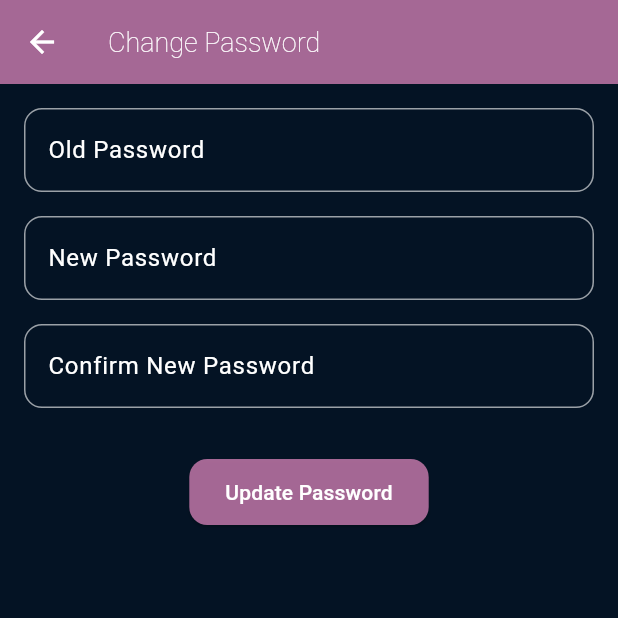
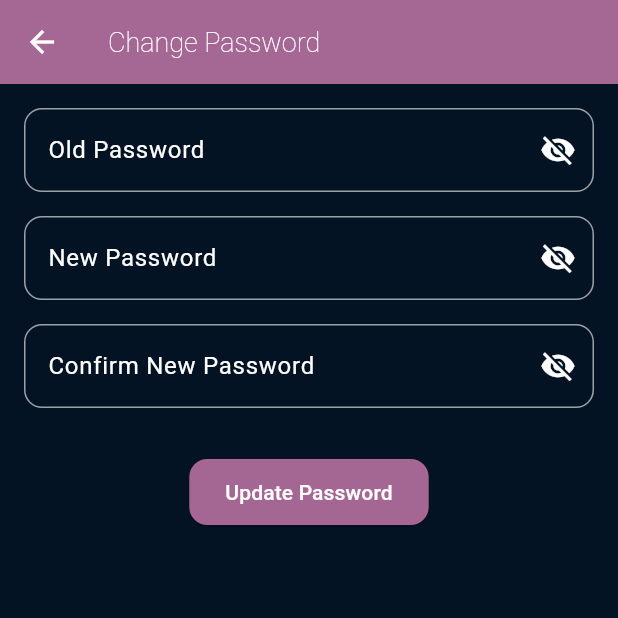
Before and after one commit to Sinthiha/flutter_ecommerce_app1, a Flutter app: the ChangePasswordPage screen opened by its route, on a phone screen of 412 x 824 dp, the top half of it. Run offline on Flutter 3.47's test engine with Material 3 defaults, Android fonts, the phone set to English and light mode, and no system bars; our stand-ins replace supabase_flutter; accounts and stored records are empty; network calls fail.

Commit message:
Updated profile, password, email, and settings pages

```diff
--- a/lib/pages/change_password_page.dart
+++ b/lib/pages/change_password_page.dart
@@ -1,4 +1,7 @@
+// ignore_for_file: deprecated_member_use
+
 import 'package:flutter/material.dart';
+import 'package:supabase_flutter/supabase_flutter.dart';
 
 class ChangePasswordPage extends StatefulWidget {
   const ChangePasswordPage({super.key});
@@ -10,33 +13,90 @@ class ChangePasswordPage extends StatefulWidget {
 class _ChangePasswordPageState extends State<ChangePasswordPage> {
   final TextEditingController _oldPasswordController = TextEditingController();
   final TextEditingController _newPasswordController = TextEditingController();
-  final TextEditingController _confirmPasswordController = TextEditingController();
+  final TextEditingController _confirmPasswordController =
+      TextEditingController();
 
-  void _changePassword() {
-    if (_newPasswordController.text != _confirmPasswordController.text) {
+  final _supabase = Supabase.instance.client;
+  bool _isLoading = false;
+
+  bool _showOldPassword = false;
+  bool _showNewPassword = false;
+  bool _showConfirmPassword = false;
+
+  @override
+  void dispose() {
+    _oldPasswordController.dispose();
+    _newPasswordController.dispose();
+    _confirmPasswordController.dispose();
+    super.dispose();
+  }
+
+  Future<void> _changePassword() async {
+    final oldPassword = _oldPasswordController.text.trim();
+    final newPassword = _newPasswordController.text.trim();
+    final confirmPassword = _confirmPasswordController.text.trim();
+
+    if (newPassword != confirmPassword) {
+      if (!mounted) return;
       ScaffoldMessenger.of(context).showSnackBar(
-        const SnackBar(
-          content: Text("Passwords don't match!"),
-          backgroundColor: Color.fromARGB(255, 182, 113, 161),
-        ),
+        const SnackBar(content: Text("Passwords don't match!")),
       );
       return;
     }
 
-    // Implement your password change logic here
+    setState(() {
+      _isLoading = true;
+    });
+
+    try {
+      final currentUser = _supabase.auth.currentUser;
+      if (currentUser == null) throw 'No user logged in!';
+
+      final reAuthResponse = await _supabase.auth.signInWithPassword(
+        email: currentUser.email!,
+        password: oldPassword,
+      );
+
+      if (reAuthResponse.user == null) throw 'Old password is incorrect!';
+
+      final updateResponse =
+          await _supabase.auth.updateUser(UserAttributes(password: newPassword));
+
+      if (updateResponse.user != null) {
+        if (!mounted) return;
         ScaffoldMessenger.of(context).showSnackBar(
           const SnackBar(
-        content: Text("Password changed successfully!"),
+            content: Text(
+                "Password changed successfully! Please log in again."),
             backgroundColor: Color.fromARGB(255, 182, 113, 161),
           ),
         );
+
+        await _supabase.auth.signOut();
+
+        if (!mounted) return;
+        Navigator.pushNamedAndRemoveUntil(context, '/sign_in_page', (r) => false);
+      } else {
+        throw 'Password update failed!';
+      }
+    } catch (error) {
+      if (!mounted) return;
+      ScaffoldMessenger.of(context)
+          .showSnackBar(SnackBar(content: Text(error.toString())));
+    } finally {
+      if (mounted) {
+        setState(() {
+          _isLoading = false;
+        });
+      }
+    }
   }
 
   @override
   Widget build(BuildContext context) {
-    // Exact ProfilePage / CartPage colors
     final primaryColor = const Color.fromARGB(255, 4, 19, 36);
-    final secondaryColor = const Color.fromARGB(255, 182, 113, 161).withOpacity(0.9);
+    final secondaryColor =
+        const Color.fromARGB(255, 182, 113, 161).withOpacity(0.9);
     final textColor = Colors.white;
 
     return Scaffold(
@@ -45,89 +105,111 @@ class _ChangePasswordPageState extends State<ChangePasswordPage> {
         backgroundColor: secondaryColor,
         title: const Text(
           "Change Password",
-          style: TextStyle(fontSize: 18, fontWeight: FontWeight.w200, color: Colors.white),
+          style: TextStyle(
+            fontSize: 18,
+            fontWeight: FontWeight.w200,
+            color: Colors.white,
+          ),
         ),
         foregroundColor: Colors.white,
       ),
-      body: Padding(
+      body: SingleChildScrollView(
         padding: const EdgeInsets.all(16.0),
         child: Column(
           children: [
-            TextField(
+            _buildPasswordField(
                 controller: _oldPasswordController,
-              obscureText: true,
-              style: TextStyle(color: textColor),
-              decoration: InputDecoration(
-                labelText: "Old Password",
-                labelStyle: TextStyle(color: textColor),
-                enabledBorder: OutlineInputBorder(
-                  borderSide: BorderSide(color: textColor.withOpacity(0.6)),
-                  borderRadius: BorderRadius.circular(12),
-                ),
-                focusedBorder: OutlineInputBorder(
-                  borderSide: BorderSide(color: secondaryColor, width: 2),
-                  borderRadius: BorderRadius.circular(12),
-                ),
-              ),
-            ),
-
+                label: "Old Password",
+                showPassword: _showOldPassword,
+                onToggle: () {
+                  setState(() {
+                    _showOldPassword = !_showOldPassword;
+                  });
+                },
+                textColor: textColor,
+                borderColor: secondaryColor),
             const SizedBox(height: 16),
-
-            TextField(
+            _buildPasswordField(
                 controller: _newPasswordController,
-              obscureText: true,
-              style: TextStyle(color: textColor),
-              decoration: InputDecoration(
-                labelText: "New Password",
-                labelStyle: TextStyle(color: textColor),
-                enabledBorder: OutlineInputBorder(
-                  borderSide: BorderSide(color: textColor.withOpacity(0.6)),
-                  borderRadius: BorderRadius.circular(12),
-                ),
-                focusedBorder: OutlineInputBorder(
-                  borderSide: BorderSide(color: secondaryColor, width: 2),
-                  borderRadius: BorderRadius.circular(12),
-                ),
-              ),
-            ),
-
+                label: "New Password",
+                showPassword: _showNewPassword,
+                onToggle: () {
+                  setState(() {
+                    _showNewPassword = !_showNewPassword;
+                  });
+                },
+                textColor: textColor,
+                borderColor: secondaryColor),
             const SizedBox(height: 16),
-
-            TextField(
+            _buildPasswordField(
                 controller: _confirmPasswordController,
-              obscureText: true,
-              style: TextStyle(color: textColor),
-              decoration: InputDecoration(
-                labelText: "Confirm New Password",
-                labelStyle: TextStyle(color: textColor),
-                enabledBorder: OutlineInputBorder(
-                  borderSide: BorderSide(color: textColor.withOpacity(0.6)),
-                  borderRadius: BorderRadius.circular(12),
-                ),
-                focusedBorder: OutlineInputBorder(
-                  borderSide: BorderSide(color: secondaryColor, width: 2),
-                  borderRadius: BorderRadius.circular(12),
-                ),
-              ),
-            ),
-
+                label: "Confirm New Password",
+                showPassword: _showConfirmPassword,
+                onToggle: () {
+                  setState(() {
+                    _showConfirmPassword = !_showConfirmPassword;
+                  });
+                },
+                textColor: textColor,
+                borderColor: secondaryColor),
             const SizedBox(height: 32),
-
             ElevatedButton(
-              onPressed: _changePassword,
+              onPressed: _isLoading ? null : _changePassword,
               style: ElevatedButton.styleFrom(
                 backgroundColor: secondaryColor,
                 foregroundColor: textColor,
-                padding: const EdgeInsets.symmetric(horizontal: 24, vertical: 12),
+                padding:
+                    const EdgeInsets.symmetric(horizontal: 24, vertical: 12),
                 shape: RoundedRectangleBorder(
                   borderRadius: BorderRadius.circular(12),
                 ),
               ),
-              child: const Text("Update Password"),
+              child: _isLoading
+                  ? const SizedBox(
+                      height: 20,
+                      width: 20,
+                      child: CircularProgressIndicator(
+                        color: Colors.white,
+                        strokeWidth: 2,
+                      ),
+                    )
+                  : const Text("Update Password"),
             ),
           ],
         ),
       ),
     );
   }
+
+  Widget _buildPasswordField({
+    required TextEditingController controller,
+    required String label,
+    required bool showPassword,
+    required VoidCallback onToggle,
+    required Color textColor,
+    required Color borderColor,
+  }) {
+    return TextField(
+      controller: controller,
+      obscureText: !showPassword,
+      style: TextStyle(color: textColor),
+      decoration: InputDecoration(
+        labelText: label,
+        labelStyle: TextStyle(color: textColor),
+        suffixIcon: IconButton(
+          icon: Icon(showPassword ? Icons.visibility : Icons.visibility_off,
+              color: textColor),
+          onPressed: onToggle,
+        ),
+        enabledBorder: OutlineInputBorder(
+          borderSide: BorderSide(color: textColor.withOpacity(0.6)),
+          borderRadius: BorderRadius.circular(12),
+        ),
+        focusedBorder: OutlineInputBorder(
+          borderSide: BorderSide(color: borderColor, width: 2),
+          borderRadius: BorderRadius.circular(12),
+        ),
+      ),
+    );
   }
+}
--- a/lib/pages/edit_profile_page.dart
+++ b/lib/pages/edit_profile_page.dart
@@ -1,3 +1,5 @@
+// ignore_for_file: deprecated_member_use
+
 import 'package:flutter/material.dart';
 
 class EditProfilePage extends StatefulWidget {
@@ -13,7 +15,7 @@ class _EditProfilePageState extends State<EditProfilePage> {
 
   @override
   Widget build(BuildContext context) {
-    // Use the same colors as ProfilePage / CartPage
+
     final primaryColor = const Color.fromARGB(255, 4, 19, 36); // Background
     final secondaryColor = const Color.fromARGB(255, 182, 113, 161).withOpacity(0.9); // AppBar & buttons
     final textColor = Colors.white;
--- a/lib/pages/manage_email_page.dart
+++ b/lib/pages/manage_email_page.dart
@@ -1,3 +1,5 @@
+// ignore_for_file: deprecated_member_use
+
 import 'package:flutter/material.dart';
 
 class ManageEmailPage extends StatefulWidget {
@@ -24,7 +26,7 @@ class _ManageEmailPageState extends State<ManageEmailPage> {
 
   @override
   Widget build(BuildContext context) {
-    // Matching ProfilePage / CartPage colors
+
     final primaryColor = const Color.fromARGB(255, 4, 19, 36); // Background
     final secondaryColor = const Color.fromARGB(255, 182, 113, 161).withOpacity(0.9); // AppBar & buttons
     final textColor = Colors.white;
--- a/lib/pages/settings_page.dart
+++ b/lib/pages/settings_page.dart
@@ -1,11 +1,12 @@
+
+// ignore_for_file: deprecated_member_use
+
 import 'package:flutter/material.dart';
 import 'package:flutter_ecommerce_app1/pages/change_password_page.dart';
 import 'package:flutter_ecommerce_app1/pages/edit_profile_page.dart';
 import 'package:flutter_ecommerce_app1/pages/manage_email_page.dart';
 import 'package:flutter_ecommerce_app1/pages/shop_page.dart';
-// ignore: unused_import
 import 'package:flutter_ecommerce_app1/themes/light_mode.dart';
-// ignore: unused_import
 import 'package:flutter_ecommerce_app1/themes/dark_mode.dart';
 import 'package:flutter_ecommerce_app1/pages/cart_page.dart';
 import 'package:provider/provider.dart';
@@ -160,6 +161,7 @@ const SizedBox(height: 20),
                   },
                 ),
                 const Divider(),
+
                 ListTile(
                   leading: const Icon(Icons.text_fields),
                   title: const Text("Font Size"),
```
Also changed, not shown: pubspec.lock. Lines whose indentation alone changed are shown as unchanged.
